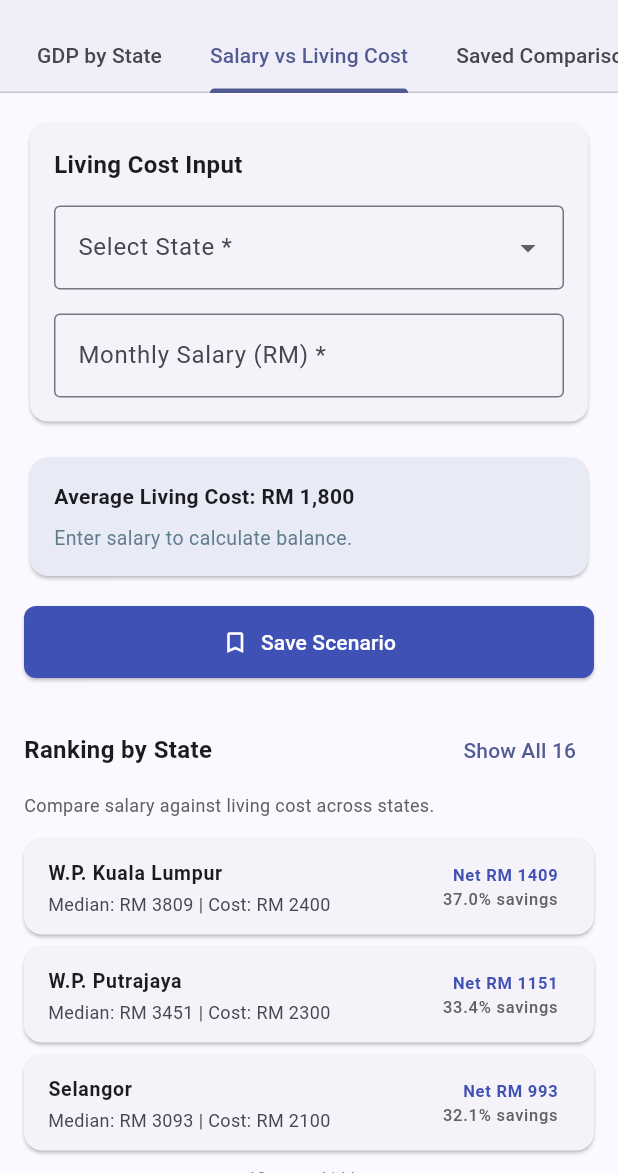
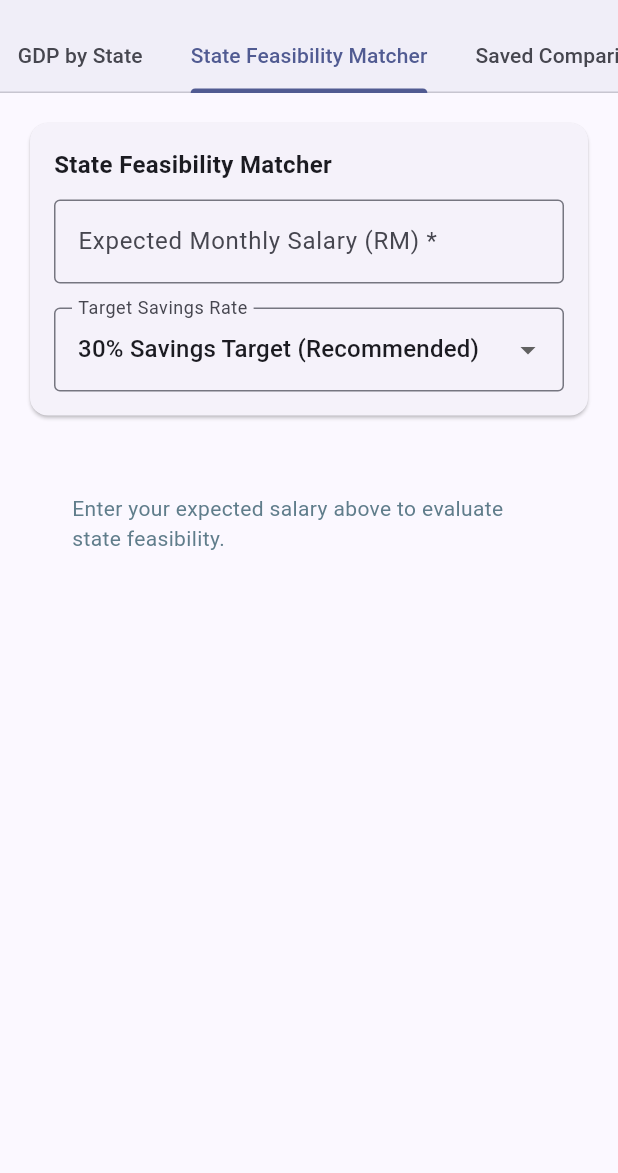
Before and after one commit to Tz-school/Assignment, a Flutter app: the DataAnalysisPage screen opened directly with empty values, tab 3 chosen, on a phone screen of 412 x 824 dp, the part 63-1236 px from its top. Run offline on Flutter 3.47's test engine with Material 3 defaults, Android fonts, the phone set to English and light mode, and no system bars; our stand-ins replace geolocator, image_picker, location, permission_handler, shared_preferences, sqflite; accounts and stored records are empty.

Commit message:
Update data analysis module

```diff
--- a/lib/screen/data_analysis_page.dart
+++ b/lib/screen/data_analysis_page.dart
@@ -26,8 +26,8 @@ class _DataAnalysisPageState extends State<DataAnalysisPage> {
   final TextEditingController _tab1SalaryController = TextEditingController();
 
   final _tab3FormKey = GlobalKey<FormState>();
-  String? _tab3State;
   final TextEditingController _tab3SalaryController = TextEditingController();
+  double _targetSavingsRate = 30.0;
 
   bool _showAllStates = false;
 
@@ -180,20 +180,15 @@ class _DataAnalysisPageState extends State<DataAnalysisPage> {
     notesController.dispose();
   }
 
-  Future<void> _showSaveDialogTab3() async {
-    if (!_tab3FormKey.currentState!.validate()) {
-      return;
-    }
-
-    final double salary = double.parse(_tab3SalaryController.text.trim());
-    final titleController = TextEditingController(text: '${_tab3State!} Living Cost');
+  Future<void> _showSaveDialogTab3(String targetState, double targetSalary) async {
+    final titleController = TextEditingController(text: '$targetState Feasibility Match');
     final notesController = TextEditingController();
 
     final bool? confirmed = await showDialog<bool>(
       context: context,
       builder: (ctx) {
         return AlertDialog(
-          title: const Text('Save Living Cost Scenario'),
+          title: const Text('Save Feasibility Scenario'),
           content: Column(
             mainAxisSize: MainAxisSize.min,
             children: [
@@ -223,18 +218,18 @@ class _DataAnalysisPageState extends State<DataAnalysisPage> {
     );
 
     if (confirmed == true) {
-      final double livingCost = _stateData[_tab3State]?['livingCost'] ?? 1800.0;
-      final double netDisposable = salary - livingCost;
-      final double savingsRatio = salary > 0 ? (netDisposable / salary) * 100 : 0.0;
+      final double livingCost = _stateData[targetState]?['livingCost'] ?? 1800.0;
+      final double netDisposable = targetSalary - livingCost;
+      final double savingsRatio = targetSalary > 0 ? (netDisposable / targetSalary) * 100 : 0.0;
       final String finalTitle = titleController.text.trim().isEmpty
-          ? '${_tab3State!} Living Cost'
+          ? '$targetState Feasibility Match'
           : titleController.text.trim();
 
       final item = ComparisonModel(
         title: finalTitle,
-        state: _tab3State!,
-        sector: 'Living Cost',
-        nominalSalary: salary,
+        state: targetState,
+        sector: 'Feasibility Match',
+        nominalSalary: targetSalary,
         netDisposable: netDisposable,
         savingsRatio: savingsRatio,
         status: 'Active',
@@ -409,47 +404,34 @@ class _DataAnalysisPageState extends State<DataAnalysisPage> {
     final String st = item['state'] as String;
     final double net = item['net'] as double;
     final double r = item['ratio'] as double;
+    final double salary = item['salary'] as double;
+
     return Card(
       margin: const EdgeInsets.symmetric(vertical: 4),
       child: ListTile(
         dense: true,
         title: Text(st, style: const TextStyle(fontWeight: FontWeight.bold)),
-        subtitle: Text('Median: RM ${(item['median'] as double).toStringAsFixed(0)} | Cost: RM ${(item['cost'] as double).toStringAsFixed(0)}'),
-        trailing: Column(
+        subtitle: Text('Cost: RM ${(item['cost'] as double).toStringAsFixed(0)} | Net: RM ${net.toStringAsFixed(0)}'),
+        trailing: Row(
+          mainAxisSize: MainAxisSize.min,
+          children: [
+            Column(
               mainAxisAlignment: MainAxisAlignment.center,
               crossAxisAlignment: CrossAxisAlignment.end,
               children: [
-            Text('Net RM ${net.toStringAsFixed(0)}', style: const TextStyle(fontWeight: FontWeight.bold, color: Colors.indigo)),
-            Text('${r.toStringAsFixed(1)}% savings', style: TextStyle(fontSize: 11, color: Colors.grey.shade700)),
+                Text('${r.toStringAsFixed(1)}% savings', style: TextStyle(fontWeight: FontWeight.bold, color: item['statusColor'] as Color)),
+                Text(item['statusText'] as String, style: TextStyle(fontSize: 10, color: Colors.grey.shade700)),
+              ],
+            ),
+            const SizedBox(width: 8),
+            IconButton(
+              icon: const Icon(Icons.bookmark_add_outlined, size: 20, color: Colors.indigo),
+              onPressed: () => _showSaveDialogTab3(st, salary),
+              tooltip: 'Save Match',
+            ),
           ],
         ),
       ),
-    );
-  }
-
-  Widget _buildBreakdownItem(String label, double amount, double pct, Color color) {
-    return Column(
-      crossAxisAlignment: CrossAxisAlignment.start,
-      children: [
-        Row(
-          mainAxisAlignment: MainAxisAlignment.spaceBetween,
-          children: [
-            Text(label, style: const TextStyle(fontSize: 12)),
-            Text(
-              'RM ${amount.toStringAsFixed(0)}',
-              style: TextStyle(fontSize: 12, fontWeight: FontWeight.bold, color: color),
-            ),
-          ],
-        ),
-        const SizedBox(height: 3),
-        LinearProgressIndicator(
-          value: pct,
-          color: color,
-          backgroundColor: Colors.white,
-          minHeight: 5,
-          borderRadius: BorderRadius.circular(3),
-        ),
-      ],
     );
   }
 
@@ -466,7 +448,7 @@ class _DataAnalysisPageState extends State<DataAnalysisPage> {
             tabs: [
               Tab(text: 'Wage by State & Sector'),
               Tab(text: 'GDP by State'),
-              Tab(text: 'Salary vs Living Cost'),
+              Tab(text: 'State Feasibility Matcher'),
               Tab(text: 'Saved Comparisons'),
             ],
           ),
@@ -476,7 +458,7 @@ class _DataAnalysisPageState extends State<DataAnalysisPage> {
           children: [
             _buildWageByStateAndSectorTab(),
             _buildGDPByStateTab(),
-            _buildSalaryVsLivingCostTab(),
+            _buildStateFeasibilityMatcherTab(),
             _buildSavedComparisonsTab(),
           ],
         ),
@@ -706,41 +688,48 @@ class _DataAnalysisPageState extends State<DataAnalysisPage> {
     );
   }
 
-  Widget _buildSalaryVsLivingCostTab() {
-    final double livingCost = _tab3State != null
-        ? _stateData[_tab3State]!['livingCost']!
-        : 1800.0;
+  Widget _buildStateFeasibilityMatcherTab() {
     final double? salary = double.tryParse(_tab3SalaryController.text.trim());
-    final double? disposable = salary != null ? salary - livingCost : null;
-    final double? ratio = (salary != null && salary > 0) ? (disposable! / salary) * 100 : null;
 
-    String rating = 'Neutral';
-    Color ratingColor = Colors.black;
+    List<Map<String, dynamic>> meetsTarget = [];
+    List<Map<String, dynamic>> belowTarget = [];
+    List<Map<String, dynamic>> deficit = [];
 
-    if (disposable != null) {
-      if (disposable < 0) {
-        rating = 'Deficit';
-        ratingColor = Colors.red.shade900;
-      } else if (ratio! < 20.0) {
-        rating = 'Low Savings';
-        ratingColor = Colors.orange.shade900;
-      } else if (ratio < 40.0) {
-        rating = 'Moderate';
-        ratingColor = Colors.indigo;
+    if (salary != null) {
+      _stateData.forEach((st, data) {
+        final double cost = data['livingCost']!;
+        final double net = salary - cost;
+        final double ratio = salary > 0 ? (net / salary) * 100 : 0.0;
+
+        String statusText;
+        Color statusColor;
+
+        if (net < 0) {
+          statusText = 'Deficit';
+          statusColor = Colors.red.shade800;
+          deficit.add({'state': st, 'cost': cost, 'net': net, 'ratio': ratio, 'statusText': statusText, 'statusColor': statusColor, 'salary': salary});
+        } else if (ratio >= _targetSavingsRate) {
+          statusText = 'Meets Target';
+          statusColor = Colors.green.shade800;
+          meetsTarget.add({'state': st, 'cost': cost, 'net': net, 'ratio': ratio, 'statusText': statusText, 'statusColor': statusColor, 'salary': salary});
         } else {
-        rating = 'Good';
-        ratingColor = Colors.green.shade800;
+          statusText = 'Below Target';
+          statusColor = Colors.orange.shade800;
+          belowTarget.add({'state': st, 'cost': cost, 'net': net, 'ratio': ratio, 'statusText': statusText, 'statusColor': statusColor, 'salary': salary});
         }
+      });
     }
 
-    final rankingList = _stateData.keys.map((st) {
-      final double sMedian = _stateData[st]!['median']!;
-      final double sCost = _stateData[st]!['livingCost']!;
-      final double sNet = sMedian - sCost;
-      final double sRatio = (sNet / sMedian) * 100;
-      return {'state': st, 'median': sMedian, 'cost': sCost, 'net': sNet, 'ratio': sRatio};
-    }).toList()
-      ..sort((a, b) => (b['ratio'] as double).compareTo(a['ratio'] as double));
+    Map<String, dynamic>? bestMatch;
+    if (meetsTarget.isNotEmpty) {
+      bestMatch = meetsTarget.reduce((curr, next) =>
+      (curr['net'] as double) > (next['net'] as double) ? curr : next
+      );
+    } else if (belowTarget.isNotEmpty) {
+      bestMatch = belowTarget.reduce((curr, next) =>
+      (curr['net'] as double) > (next['net'] as double) ? curr : next
+      );
+    }
 
     return SingleChildScrollView(
       padding: const EdgeInsets.all(16.0),
@@ -757,29 +746,13 @@ class _DataAnalysisPageState extends State<DataAnalysisPage> {
                 child: Column(
                   crossAxisAlignment: CrossAxisAlignment.start,
                   children: [
-                    const Text('Living Cost Input', style: TextStyle(fontSize: 16, fontWeight: FontWeight.bold)),
-                    const SizedBox(height: 16),
-                    DropdownButtonFormField<String>(
-                      initialValue: _tab3State,
-                      decoration: const InputDecoration(
-                        labelText: 'Select State *',
-                        border: OutlineInputBorder(),
-                      ),
-                      items: _stateData.keys.map((s) => DropdownMenuItem(value: s, child: Text(s))).toList(),
-                      onChanged: (val) => setState(() => _tab3State = val),
-                      validator: (value) {
-                        if (value == null || value.isEmpty) {
-                          return 'Please select a state';
-                        }
-                        return null;
-                      },
-                    ),
-                    const SizedBox(height: 16),
+                    const Text('State Feasibility Matcher', style: TextStyle(fontSize: 16, fontWeight: FontWeight.bold)),
+                    const SizedBox(height: 12),
                     TextFormField(
                       controller: _tab3SalaryController,
                       keyboardType: TextInputType.number,
                       decoration: const InputDecoration(
-                        labelText: 'Monthly Salary (RM) *',
+                        labelText: 'Expected Monthly Salary (RM) *',
                         border: OutlineInputBorder(),
                       ),
                       validator: (value) {
@@ -793,11 +766,29 @@ class _DataAnalysisPageState extends State<DataAnalysisPage> {
                       },
                       onChanged: (_) => setState(() {}),
                     ),
+                    const SizedBox(height: 16),
+                    DropdownButtonFormField<double>(
+                      value: _targetSavingsRate,
+                      decoration: const InputDecoration(
+                        labelText: 'Target Savings Rate',
+                        border: OutlineInputBorder(),
+                      ),
+                      items: const [
+                        DropdownMenuItem(value: 10.0, child: Text('10% Savings Target')),
+                        DropdownMenuItem(value: 20.0, child: Text('20% Savings Target')),
+                        DropdownMenuItem(value: 30.0, child: Text('30% Savings Target (Recommended)')),
+                        DropdownMenuItem(value: 40.0, child: Text('40% High Savings Target')),
+                      ],
+                      onChanged: (val) {
+                        if (val != null) setState(() => _targetSavingsRate = val);
+                      },
+                    ),
                   ],
                 ),
               ),
             ),
             const SizedBox(height: 16),
+            if (salary != null) ...[
               Card(
                 color: Colors.indigo.shade50,
                 shape: RoundedRectangleBorder(borderRadius: BorderRadius.circular(12)),
@@ -807,86 +798,81 @@ class _DataAnalysisPageState extends State<DataAnalysisPage> {
                     crossAxisAlignment: CrossAxisAlignment.start,
                     children: [
                       Text(
-                      _tab3State != null
-                          ? '$_tab3State Living Cost: RM ${livingCost.toStringAsFixed(0)}'
-                          : 'Average Living Cost: RM 1,800',
+                        'Feasibility Summary (${_targetSavingsRate.toStringAsFixed(0)}% Target)',
                         style: const TextStyle(fontWeight: FontWeight.bold, fontSize: 14),
                       ),
                       const SizedBox(height: 8),
-                    if (salary != null && disposable != null) ...[
-                      Text(
-                        'Net Balance: RM ${disposable.toStringAsFixed(0)}',
-                        style: TextStyle(
-                          fontSize: 17,
-                          fontWeight: FontWeight.bold,
-                          color: disposable >= 0 ? Colors.green.shade800 : Colors.red.shade800,
-                        ),
-                      ),
-                      const SizedBox(height: 4),
-                      Text(
-                        'Savings Rate: ${ratio!.toStringAsFixed(1)}%',
-                        style: const TextStyle(fontWeight: FontWeight.bold),
-                      ),
-                      const SizedBox(height: 8),
-                      Text(
-                        'Status: $rating',
-                        style: TextStyle(color: ratingColor, fontWeight: FontWeight.bold),
-                      ),
-                      const Divider(height: 20),
-                      const Text('Spending Breakdown:', style: TextStyle(fontWeight: FontWeight.bold, fontSize: 13)),
-                      const SizedBox(height: 8),
-                      _buildBreakdownItem('Rent (38%)', livingCost * 0.38, 0.38, Colors.indigo),
-                      const SizedBox(height: 6),
-                      _buildBreakdownItem('Food (32%)', livingCost * 0.32, 0.32, Colors.teal),
-                      const SizedBox(height: 6),
-                      _buildBreakdownItem('Transport (18%)', livingCost * 0.18, 0.18, Colors.orange),
-                      const SizedBox(height: 6),
-                      _buildBreakdownItem('Utilities & Others (12%)', livingCost * 0.12, 0.12, Colors.blueGrey),
-                    ] else ...[
-                      const Text('Enter salary to calculate balance.', style: TextStyle(fontSize: 13, color: Colors.blueGrey)),
-                    ],
+                      Text('• ${meetsTarget.length} states meet or exceed your savings target.'),
+                      Text('• ${belowTarget.length} states are below your savings target.'),
+                      if (deficit.isNotEmpty)
+                        Text('• ${deficit.length} states result in a monthly budget deficit.', style: TextStyle(color: Colors.red.shade800, fontWeight: FontWeight.bold)),
                     ],
                   ),
                 ),
               ),
               const SizedBox(height: 16),
-            ElevatedButton.icon(
-              onPressed: _showSaveDialogTab3,
-              icon: const Icon(Icons.bookmark_border),
-              label: const Text('Save Scenario'),
-              style: ElevatedButton.styleFrom(
-                padding: const EdgeInsets.symmetric(vertical: 14),
-                shape: RoundedRectangleBorder(borderRadius: BorderRadius.circular(8)),
+              if (bestMatch != null) ...[
+                Card(
+                  color: Colors.green.shade50,
+                  shape: RoundedRectangleBorder(
+                    borderRadius: BorderRadius.circular(12),
+                    side: BorderSide(color: Colors.green.shade300, width: 1),
                   ),
+                  child: Padding(
+                    padding: const EdgeInsets.all(16.0),
+                    child: Column(
+                      crossAxisAlignment: CrossAxisAlignment.start,
+                      children: [
+                        const Text(
+                          'Recommended Best Match',
+                          style: TextStyle(fontWeight: FontWeight.bold, fontSize: 13, color: Colors.green),
                         ),
-            const SizedBox(height: 24),
-            Row(
-              mainAxisAlignment: MainAxisAlignment.spaceBetween,
-              children: [
-                const Text('Ranking by State', style: TextStyle(fontSize: 16, fontWeight: FontWeight.bold)),
-                TextButton(
-                  onPressed: () => setState(() => _showAllStates = !_showAllStates),
-                  child: Text(_showAllStates ? 'Show Top/Bottom 3' : 'Show All 16'),
+                        const SizedBox(height: 4),
+                        Text(
+                          '${bestMatch['state']}',
+                          style: const TextStyle(fontWeight: FontWeight.bold, fontSize: 18, color: Colors.black87),
+                        ),
+                        const SizedBox(height: 6),
+                        Text(
+                          'Estimated Savings Rate: ${(bestMatch['ratio'] as double).toStringAsFixed(1)}% '
+                              '(Net RM ${(bestMatch['net'] as double).toStringAsFixed(0)})',
+                          style: TextStyle(fontSize: 13, color: Colors.grey.shade800),
+                        ),
+                        const SizedBox(height: 2),
+                        const Text(
+                          'Provides the highest estimated financial retention among evaluated options.',
+                          style: TextStyle(fontSize: 11, fontStyle: FontStyle.italic, color: Colors.blueGrey),
                         ),
                       ],
                     ),
-            const SizedBox(height: 4),
-            Text('Compare salary against living cost across states.', style: TextStyle(fontSize: 12, color: Colors.grey.shade700)),
-            const SizedBox(height: 10),
-            if (_showAllStates) ...[
-              ...rankingList.map((item) => _buildStateCard(item)),
-            ] else ...[
-              ...rankingList.take(3).map((item) => _buildStateCard(item)),
-              Padding(
-                padding: const EdgeInsets.symmetric(vertical: 6),
-                child: Center(
-                  child: Text(
-                    '... 10 states hidden ...',
-                    style: TextStyle(fontSize: 11, color: Colors.grey.shade600, fontStyle: FontStyle.italic),
                   ),
                 ),
+                const SizedBox(height: 16),
+              ],
+              if (meetsTarget.isNotEmpty) ...[
+                const Text('States Meeting Your Target', style: TextStyle(fontSize: 15, fontWeight: FontWeight.bold, color: Colors.green)),
+                const SizedBox(height: 4),
+                ...meetsTarget.map((item) => _buildStateCard(item)),
+                const SizedBox(height: 12),
+              ],
+              if (belowTarget.isNotEmpty) ...[
+                const Text('Below Target', style: TextStyle(fontSize: 15, fontWeight: FontWeight.bold, color: Colors.orange)),
+                const SizedBox(height: 4),
+                ...belowTarget.map((item) => _buildStateCard(item)),
+                const SizedBox(height: 12),
+              ],
+              if (deficit.isNotEmpty) ...[
+                const Text('Budget Deficit', style: TextStyle(fontSize: 15, fontWeight: FontWeight.bold, color: Colors.red)),
+                const SizedBox(height: 4),
+                ...deficit.map((item) => _buildStateCard(item)),
+              ],
+            ] else ...[
+              const Center(
+                child: Padding(
+                  padding: EdgeInsets.all(32.0),
+                  child: Text('Enter your expected salary above to evaluate state feasibility.', style: TextStyle(color: Colors.blueGrey)),
                 ),
-              ...rankingList.skip(13).map((item) => _buildStateCard(item)),
+              ),
             ],
           ],
         ),
```
Lines whose indentation alone changed are shown as unchanged.
